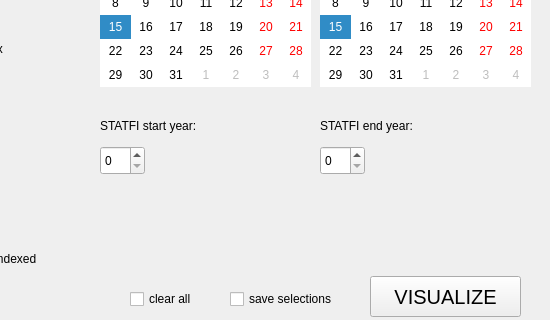
This is greenhouse_gas/mainwindow.ui in oliviakaroliina/greenhouse_gas as Qt 5 draws it before an edit; both pictures show x 250 to 800 and y 184 to 504 of the 800 by 620 pixel window. The edited form follows.
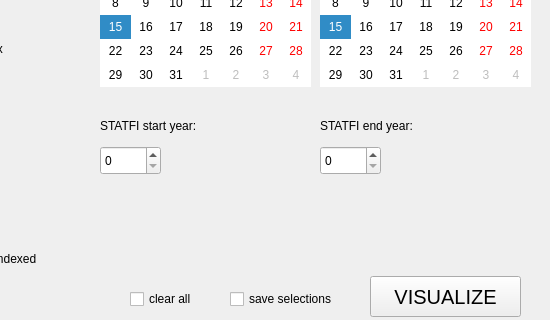
This is the edited form.

Commit message: statfi year range set

```diff
--- a/greenhouse_gas/mainwindow.ui
+++ b/greenhouse_gas/mainwindow.ui
@@ -476,7 +476,7 @@
      <rect>
       <x>350</x>
       <y>330</y>
-      <width>45</width>
+      <width>61</width>
       <height>29</height>
      </rect>
     </property>
@@ -486,7 +486,7 @@
      <rect>
       <x>570</x>
       <y>330</y>
-      <width>45</width>
+      <width>61</width>
       <height>29</height>
      </rect>
     </property>
```
The commit also changes 2 other files.
